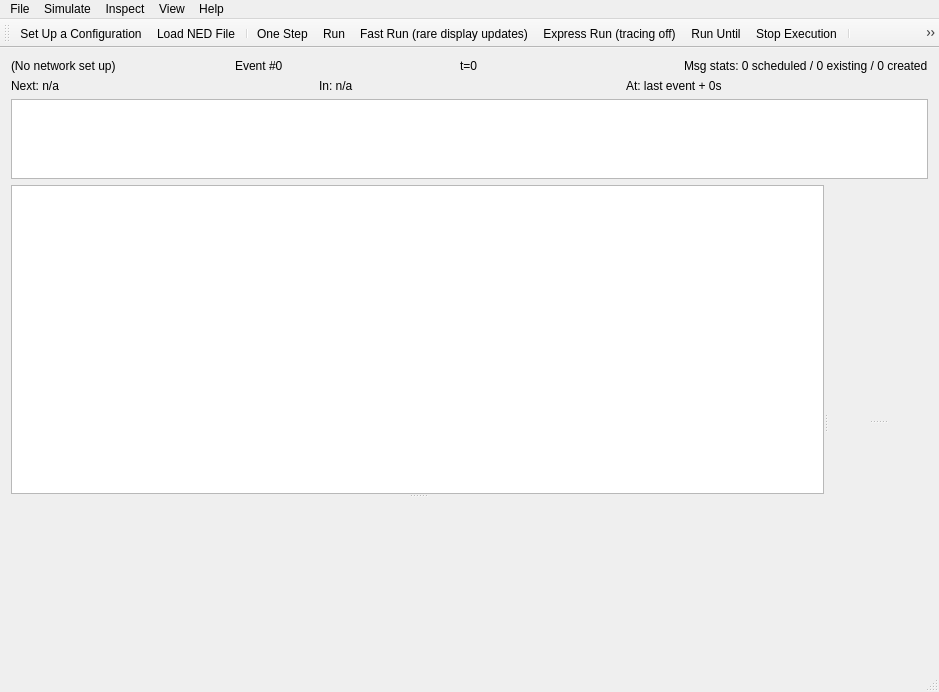
This is src/qtenv/mainwindow.ui in omnetpp/omnetpp as Qt 5 draws it before an edit. The edited form follows.
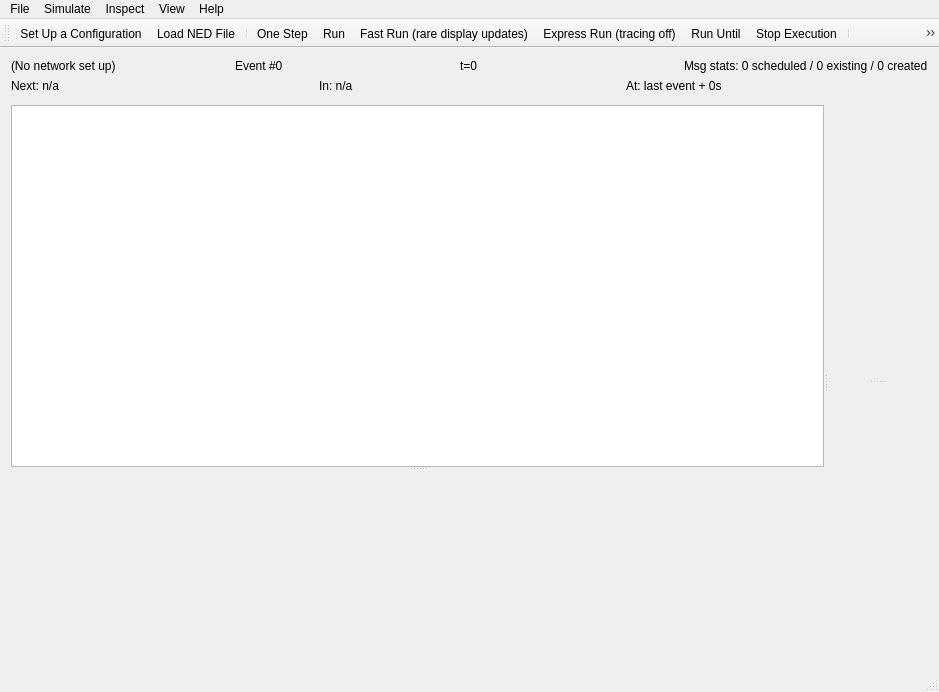
This is the edited form. Icons and pictures are not drawn.

Commit message: qtenv: implemented timeline as TimeLineInspector, based on a TimeLineGraphicsView

Patch:
```diff
--- a/src/qtenv/mainwindow.ui
+++ b/src/qtenv/mainwindow.ui
@@ -94,29 +94,7 @@
        </layout>
       </item>
       <item>
-       <widget class="QGraphicsView" name="timeLine">
-        <property name="sizePolicy">
-         <sizepolicy hsizetype="Expanding" vsizetype="Fixed">
-          <horstretch>0</horstretch>
-          <verstretch>0</verstretch>
-         </sizepolicy>
-        </property>
-        <property name="maximumSize">
-         <size>
-          <width>16777215</width>
-          <height>80</height>
-         </size>
-        </property>
-        <property name="backgroundBrush">
-         <brush brushstyle="NoBrush">
-          <color alpha="255">
-           <red>0</red>
-           <green>0</green>
-           <blue>0</blue>
-          </color>
-         </brush>
-        </property>
-       </widget>
+       <widget class="QWidget" name="timeLine" native="true"/>
       </item>
      </layout>
     </item>
```
Left out of the diff: 2 changed lines with no effect on the pictures. The commit also changes 14 other files.
